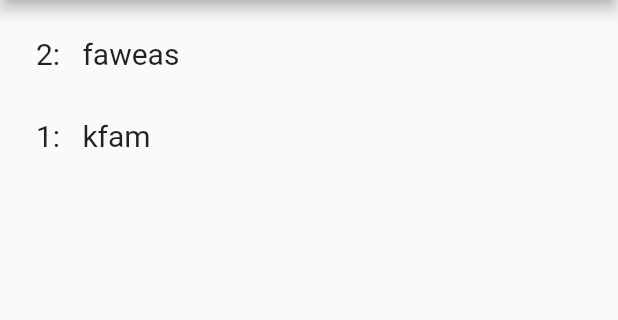
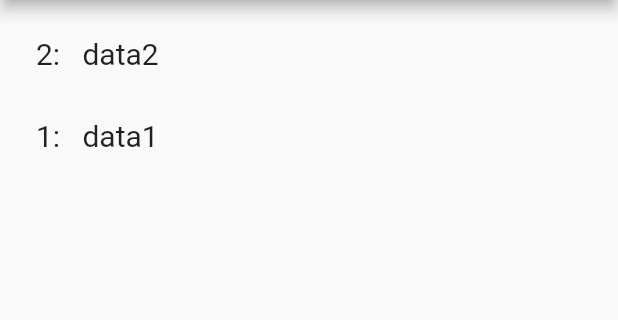
Before and after one commit to me-singh/camera-logs-demo, a Flutter app: the screen it shows after launch, on a phone screen of 412 x 824 dp, the part 84-404 px from its top. Run offline on Flutter 3.47's test engine with Material 2 defaults, Android fonts, the phone set to English and light mode, and no system bars; missing offline and left inert: dart:html; statements that could not run were skipped.

Commit message:
changed message payload

```diff
--- a/lib/main.dart
+++ b/lib/main.dart
@@ -1,10 +1,8 @@
 import 'dart:async';
 import 'package:flutter/material.dart';
-import 'package:web_socket_channel/html.dart';
 import 'package:web_socket_channel/web_socket_channel.dart';
 import 'dart:convert';
 import 'web-storage-helper.dart';
-
 
 
 void main() {
@@ -36,17 +34,24 @@ class MyHomePage extends StatefulWidget {
 
 class _MyHomePageState extends State<MyHomePage> {
 
-  List logs = ['kfam','faweas'];
-  String host = 'ws://' + '172.20.0.3:3000';
+  List logs = ['data1', 'data2'];
+  String host = 'ws://' + '192.168.1.217:80';
   WebSocketChannel channel;
-  int cnt = 1;
   LocalStorage storage;
 
   @override
   void initState() {
-    cnt = 1;
+    print('here');
     connect();
     storage = LocalStorage();
+    channel.sink.add(jsonEncode({
+      'sessionId': '1',
+      'type': 'events',
+      'data': {
+        'txn': 'start_events',
+        'camera_id': '123'
+      },
+    }));
     super.initState();
   }
 
@@ -72,8 +77,12 @@ class _MyHomePageState extends State<MyHomePage> {
 
   connect () {
     var deviceId = "FAKE_DEVICE_ID";
-    channel = HtmlWebSocketChannel.connect(this.host);//, headers: { "device-id": deviceId }
+    channel = WebSocketChannel.connect(Uri(host: this.host));//, headers: { "device-id": deviceId }
     channel.stream.listen(onData, onError: onError, onDone: onDone);
+    channel.sink.add(jsonEncode({
+      'sessionId': '1',
+      'type': 'conn'
+    }));
   }
 
 
@@ -91,29 +100,25 @@ class _MyHomePageState extends State<MyHomePage> {
 
   void onData(compressed) {
     print ('connection on data');
-/*
-    Map <String, Function> txnHandlers = {
-      'error': (data) => TxnError().handler(data),
-      'init': (data) => TxnInit().handler(data),
-      'reinit_ok': (data) => TxnReinitOk().handler(data),
-      'login_ok': (data) => TxnLoginOk.handler(data),
-    };
-*/
-    //List<int> buf = new ZLibDecoder().decodeBytes(compressed);
 
-    //String data = utf8.decode(buf);
-    //print ('server msg: ' + compressed);
     var obj = jsonDecode (compressed);
     print('DATA::' + obj.toString());
     storage.save((storage.getSize()+1).toString(), obj.toString());
     setState(() {
       logs.add(obj.toString());
     });
-//    Config.msgBloc.dispatch(ReceivedMsg(Msg.received(
-//      obj['id'],
-//      obj['timestamp'],
-//      obj['type'],
-//      obj['body']
-//    )));
+  }
+
+  @override
+  void dispose() {
+    channel.sink.add(jsonEncode({
+      'sessionId': '1',
+      'type': 'send_events',
+      'data': {
+        'txn': 'stop_events',
+        'camera_id': '123'
+      },
+    }));
+    super.dispose();
   }
 }
```
